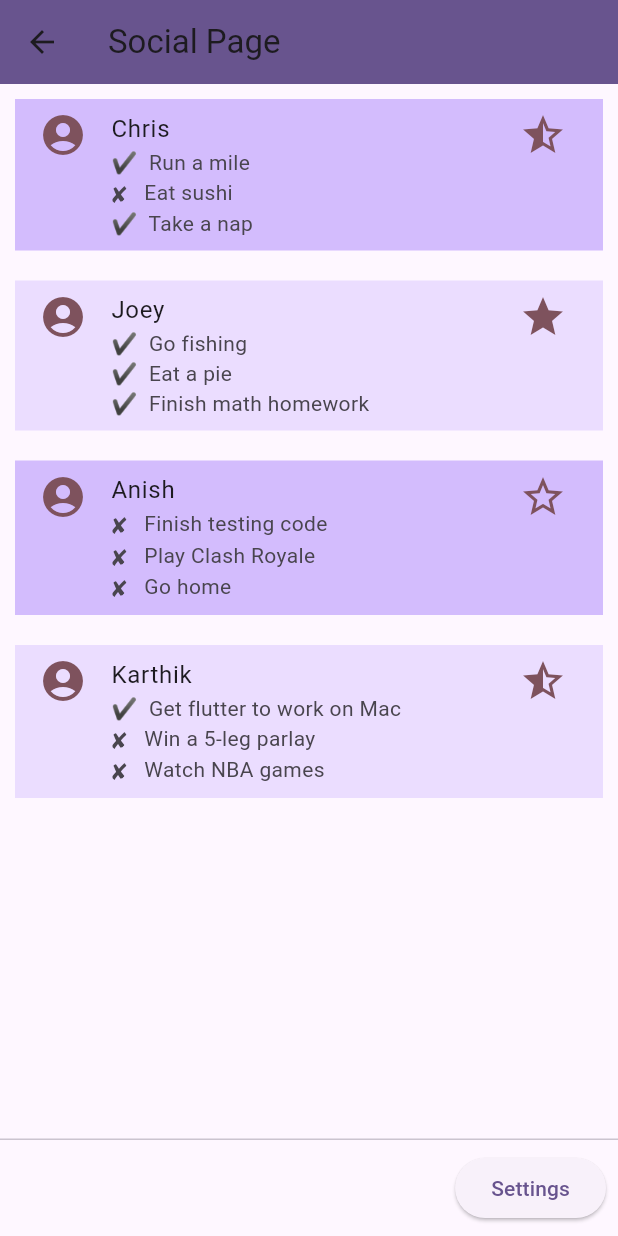
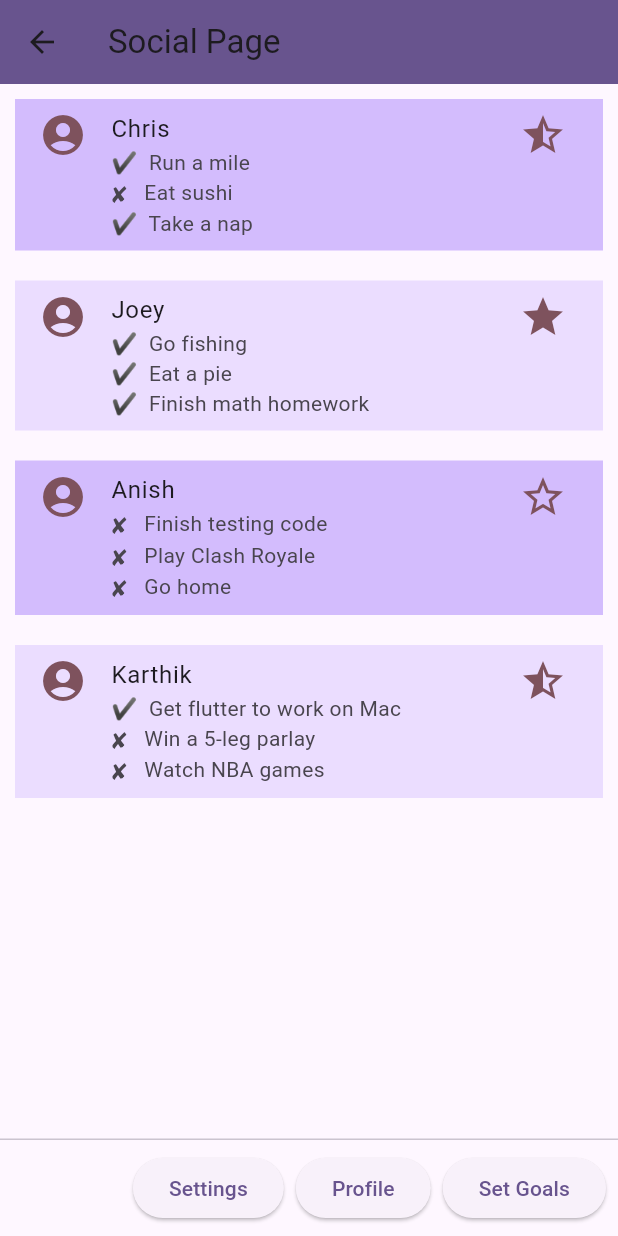
Before and after one commit to giuseppeb-816/check_it, a Flutter app: the SocialPageWidget screen opened directly, on a phone screen of 412 x 824 dp. Run offline on Flutter 3.47's test engine with Material 2 defaults, Android fonts, the phone set to English and light mode, and no system bars; our stand-ins replace firebase_auth, firebase_core; accounts and stored records are empty.

Commit message:
Nav config

```diff
--- a/lib/pages/SocialPage.dart
+++ b/lib/pages/SocialPage.dart
@@ -94,6 +94,14 @@ class _SocialPageWidgetState extends State<SocialPageWidget> {
         {
 
         }, child: Text("Settings")),
+        ElevatedButton(onPressed: ()
+        {
+
+        }, child: Text("Profile")),
+        ElevatedButton(onPressed: ()
+        {
+
+        }, child: Text("Set Goals")),
       ],
     );
   }
```
